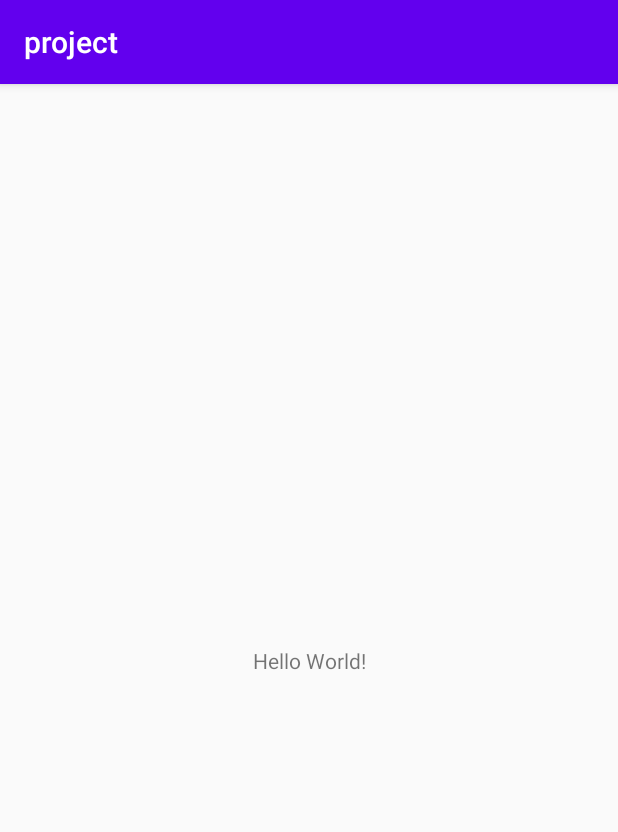
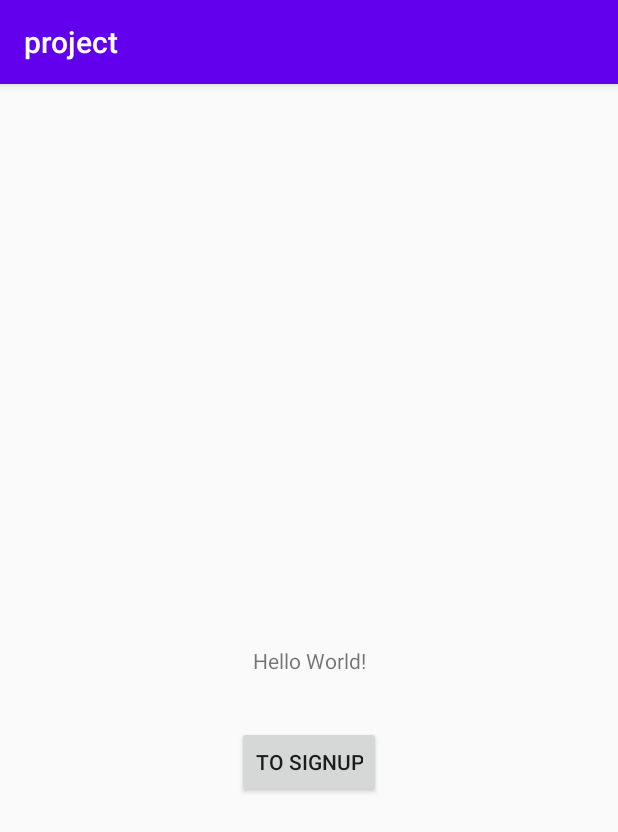
Before and after one commit to kbr2788/vegabond, an Android app: the screen it shows after launch (MainActivity), on a phone screen of 412 x 824 dp. Shown: the top 832 px of the screen. Run offline under Robolectric (Android 15) with nearby library versions, the phone set to English and light mode, and no system bars.

Commit message:
add signup
회원가입 추가

```diff
--- a/app/src/main/AndroidManifest.xml
+++ b/app/src/main/AndroidManifest.xml
@@ -9,7 +9,8 @@
         android:roundIcon="@mipmap/ic_launcher_round"
         android:supportsRtl="true"
         android:theme="@style/AppTheme">
-        <activity android:name=".MapActivity"></activity>
+        <activity android:name=".SignupActivity"></activity>
+        <activity android:name=".MapActivity" />
         <activity android:name=".QnaActivity" />
         <activity android:name=".LoginActivity" />
         <activity android:name=".StartActivity" />
--- a/app/src/main/java/com/example/project/MainActivity.java
+++ b/app/src/main/java/com/example/project/MainActivity.java
@@ -2,7 +2,10 @@
 
 import androidx.appcompat.app.AppCompatActivity;
 
+import android.content.Intent;
 import android.os.Bundle;
+import android.view.View;
+import android.widget.Button;
 
 public class MainActivity extends AppCompatActivity {
 
@@ -10,5 +13,15 @@
     protected void onCreate(Bundle savedInstanceState) {
         super.onCreate(savedInstanceState);
         setContentView(R.layout.activity_main);
+
+        Button imageButton = (Button) findViewById(R.id.button3);
+        imageButton.setOnClickListener(new View.OnClickListener(){
+
+            @Override
+            public void onClick(View view){
+                Intent intent = new Intent(getApplicationContext(), SignupActivity.class);
+                startActivity(intent);
+            }
+        });
     }
 }
--- a/app/src/main/res/layout/activity_main.xml
+++ b/app/src/main/res/layout/activity_main.xml
@@ -6,7 +6,18 @@
     android:layout_height="match_parent"
     tools:context=".MainActivity">
 
+    <Button
+        android:id="@+id/button3"
+        android:layout_width="wrap_content"
+        android:layout_height="wrap_content"
+        android:layout_marginTop="34dp"
+        android:text="TO SIGNUP"
+        app:layout_constraintEnd_toEndOf="parent"
+        app:layout_constraintStart_toStartOf="parent"
+        app:layout_constraintTop_toBottomOf="@+id/textView" />
+
     <TextView
+        android:id="@+id/textView"
         android:layout_width="wrap_content"
         android:layout_height="wrap_content"
         android:text="Hello World!"
--- a/app/src/main/res/values/strings.xml
+++ b/app/src/main/res/values/strings.xml
@@ -1,4 +1,5 @@
 <resources>
     <string name="app_name">project</string>
     <string name="test">TestButton</string>
+    <string name="button">Button</string>
 </resources>
```
Also changed, not shown: app/src/main/java/com/example/project/SignupActivity.java (added, +14 -0 lines), app/src/main/res/layout/activity_signup.xml (added, +62 -0 lines).
